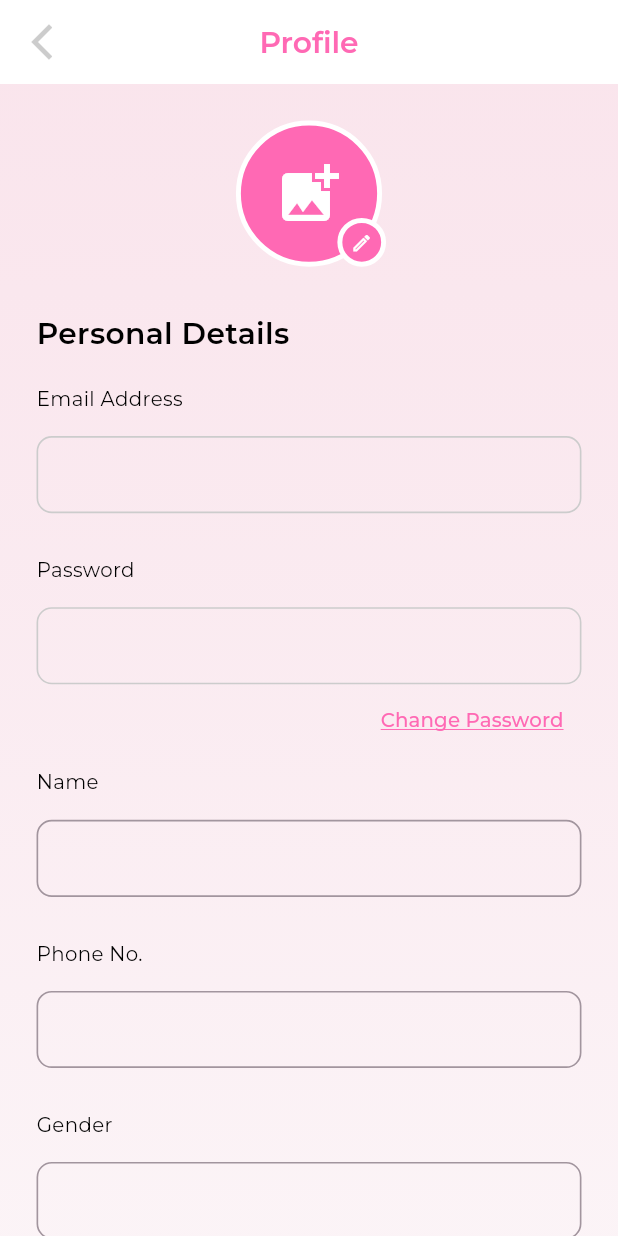
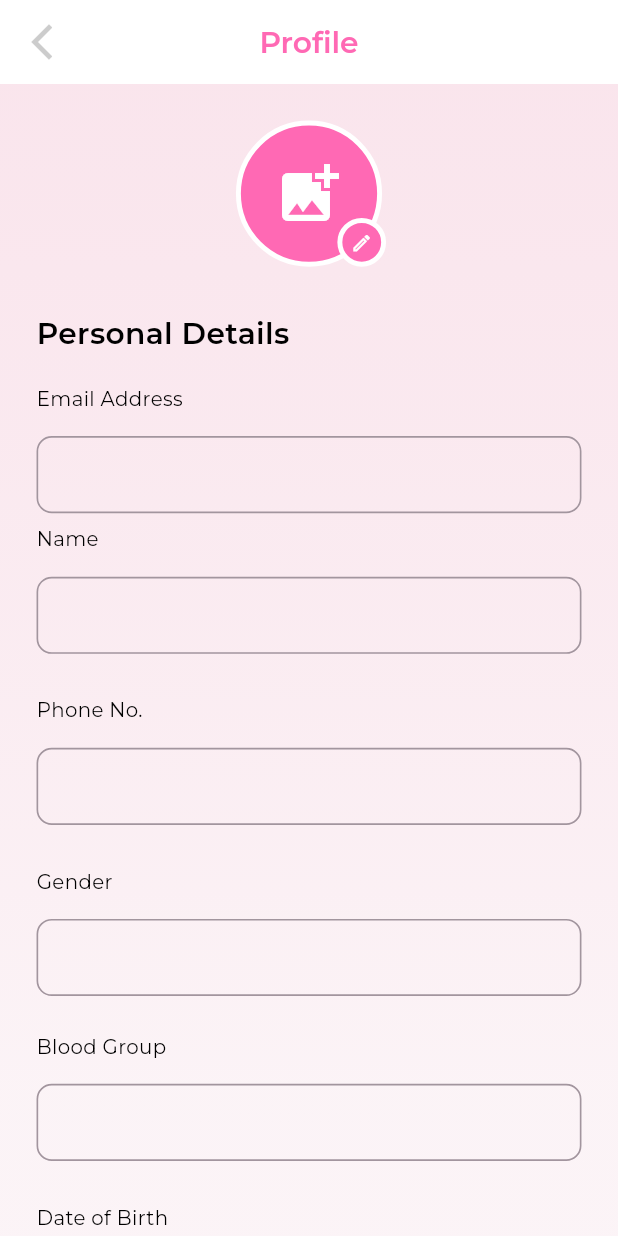
Before and after one commit to laibashaheeen/pink-ribbon-app, a Flutter app: the BankPage screen opened directly with empty values, after a tap on the "account circle" icon, on a phone screen of 412 x 824 dp. Run offline on Flutter 3.47's test engine with Material 3 defaults, Android fonts, the phone set to English and light mode, and no system bars; our stand-ins replace cached_network_image, carousel_slider, dots_indicator, flutter_native_splash, flutter_screenutil, flutter_svg and 6 more; missing offline and left inert: flutter_faq; accounts and stored records are empty; network calls fail; project files that could hold a hidden picture were left out.

Commit message:
profile+ bank page optimized

```diff
--- a/lib/views/PaymentMethod/bank_page.dart
+++ b/lib/views/PaymentMethod/bank_page.dart
@@ -1,5 +1,4 @@
 import 'package:flutter/material.dart';
-import 'package:flutter/services.dart';
 import 'package:flutter_screenutil/flutter_screenutil.dart';
 import 'package:image_picker/image_picker.dart';
 import 'package:pink_ribbon/data/app_colors.dart';
@@ -24,7 +23,8 @@ class _BankPageState extends State<BankPage> {
   final TextEditingController _donationAmountController = TextEditingController();
   final TextEditingController _accountController = TextEditingController();
   final TextEditingController _nameController = TextEditingController();
-  String? _enteredAmount;
+  final _formKey = GlobalKey<FormState>();
+
   XFile? _imageFile;
 
   Future<void> _pickImage() async {
@@ -152,8 +152,7 @@ class _BankPageState extends State<BankPage> {
             ),
           ),
           child: Column(
-            // mainAxisAlignment: MainAxisAlignment.center,
-            // crossAxisAlignment: CrossAxisAlignment.start,
+
             children: <Widget>[
               Center(
                 child: Text(widget.bankname,
@@ -187,6 +186,10 @@ class _BankPageState extends State<BankPage> {
               SizedBox(
                 height: 16.h,
               ),
+              Form(
+                key: _formKey,
+                child: Column(
+                  children: [
                     DonationTextField('Enter donation amount (Rs.)', TextInputType.number, _donationAmountController),
                     SizedBox(
                   height: 16.h,
@@ -196,6 +199,11 @@ class _BankPageState extends State<BankPage> {
                   height: 16.h,
                 ),
                 DonationTextField("Enter your name as per banking app", TextInputType.name, _nameController),
+                  ],
+                ),
+              ),
+
+
                 SizedBox(height: 16.h),
               InkWell(
                 onTap: _pickImage,
@@ -250,16 +258,12 @@ class _BankPageState extends State<BankPage> {
     );
   }
 
-  TextField DonationTextField(String HintText, TextInputType keyboardType, TextEditingController controller) {
+  TextField DonationTextField(String HintText, TextInputType KeyboardType, TextEditingController controller) {
 
 
     return TextField(
                 controller: controller,
-                onChanged: (value) {
-                  setState(() {
-                    _enteredAmount = value;
-                  });
-                },
+
                 decoration: InputDecoration(
                   contentPadding: EdgeInsets.only(left: 25.w),
                   filled: true,
@@ -276,10 +280,8 @@ class _BankPageState extends State<BankPage> {
                       borderSide: BorderSide.none),
                   disabledBorder: const OutlineInputBorder(),
                 ),
-                keyboardType: keyboardType,
-                inputFormatters: <TextInputFormatter>[
-                  FilteringTextInputFormatter.allow(RegExp(r'[0-9]')),
-                ],
+                keyboardType: KeyboardType,
+
               );
   }
 }
--- a/lib/views/profilePage/components/custom_text_field.dart
+++ b/lib/views/profilePage/components/custom_text_field.dart
@@ -6,11 +6,11 @@ import 'package:pink_ribbon/data/typography.dart';
 
 class ProfileTextField extends StatefulWidget {
   final String label;
-  // final bool isDropdown;
+  final TextInputType type;
   const ProfileTextField({
     super.key,
-    // this.isDropdown = false,
-    required this.label,
+
+    required this.label, required this.type,
   });
 
   @override
@@ -33,7 +33,7 @@ class _ProfileTextFieldState extends State<ProfileTextField> {
           height: 15.h,
         ),
         TextField(
-          keyboardType: TextInputType.name,
+          keyboardType: widget.type,
           decoration: InputDecoration(
             contentPadding: EdgeInsets.all(14.h),
             enabledBorder: OutlineInputBorder(
@@ -49,13 +49,7 @@ class _ProfileTextFieldState extends State<ProfileTextField> {
               borderSide: BorderSide(color: AppColors.kPrimary, width: 1.0.w),
             ),
 
-            // suffixIcon: widget.isDropdown
-            //     ? IconButton(
-            //         onPressed: () {},
-            //         icon:  Icon(Icons.keyboard_arrow_down, color: AppColors.kGrey)
 
-            //       )
-            //     : null
           ),
            style: AppTypography.kSemiBold14.copyWith(color: AppColors.kBlack),
         ),
--- a/lib/views/profilePage/components/custom_text_form_field.dart
+++ /dev/null
@@ -1,75 +0,0 @@
-import 'package:flutter/material.dart';
-import 'package:flutter_screenutil/flutter_screenutil.dart';
-import 'package:pink_ribbon/data/app_colors.dart';
-import 'package:pink_ribbon/data/typography.dart';
-import 'package:pink_ribbon/views/Auth/Components/Validation.dart';
-
-
-class ProfileTextFormField extends StatefulWidget {
-  final TextEditingController controller;
-  final bool isPassword;
-  final String label;
-  const ProfileTextFormField({
-    super.key,
-    required this.controller,
-    this.isPassword = false,
-    required this.label,
-  });
-
-  @override
-  State<ProfileTextFormField> createState() => _ProfileTextFormFieldState();
-}
-
-class _ProfileTextFormFieldState extends State<ProfileTextFormField> {
-  bool isObscure = true;
-
-  @override
-  Widget build(BuildContext context) {
-    return Column(
-      crossAxisAlignment: CrossAxisAlignment.start,
-      children: [
-        Text(
-          widget.label,
-          style: AppTypography.kExtraLight12.copyWith(color: AppColors.kBlack),
-        ),
-        SizedBox(
-          height: 15.h,
-        ),
-        TextFormField(
-          controller: widget.controller,
-          obscureText: widget.isPassword ? isObscure : false,
-          validator: (value) {
-            if (widget.isPassword) {
-              return CustomValidator.validatePassword(value);
-            } else {
-              return CustomValidator.validateUsername(value);
-            }
-          },
-          keyboardType: TextInputType.name,
-          decoration: InputDecoration(
-            errorStyle: AppTypography.kLight12.copyWith(color: AppColors.kPrimary),
-            contentPadding: EdgeInsets.all(14.h),
-            enabledBorder: OutlineInputBorder(
-              borderRadius: BorderRadius.circular(10.0.r),
-              borderSide: BorderSide(color: AppColors.kAppBarGrey, width: 1.0.w),
-            ),
-            focusedBorder: OutlineInputBorder(
-              borderRadius: BorderRadius.circular(10.0.r),
-              borderSide: BorderSide(color: AppColors.kAppBarGrey, width: 1.0.w),
-            ),
-            errorBorder: OutlineInputBorder(
-              borderRadius: BorderRadius.circular(10.0.r),
-              borderSide: BorderSide(color: AppColors.kPrimary, width: 1.0.w),
-            ),
-            focusedErrorBorder: OutlineInputBorder(
-              borderRadius: BorderRadius.circular(10.0.r),
-              borderSide: BorderSide(color: AppColors.kPrimary, width: 1.0.w),
-            ),
-          ),
-          style: AppTypography.kLight14.copyWith(color: AppColors.kBlack),
-
-        ),
-      ],
-    );
-  }
-}
--- a/lib/views/profilePage/profile_view.dart
+++ b/lib/views/profilePage/profile_view.dart
@@ -5,9 +5,7 @@ import 'package:flutter_screenutil/flutter_screenutil.dart';
 import 'package:image_picker/image_picker.dart';
 import 'package:pink_ribbon/data/app_colors.dart';
 import 'package:pink_ribbon/data/typography.dart';
-import 'package:pink_ribbon/views/Auth/ForgotPassword/Forgotpass.dart';
 import 'package:pink_ribbon/views/profilePage/components/custom_text_field.dart';
-import 'package:pink_ribbon/views/profilePage/components/custom_text_form_field.dart';
 
 class ProfilePage extends StatefulWidget {
   const ProfilePage({super.key});
@@ -18,7 +16,6 @@ class ProfilePage extends StatefulWidget {
 
 class _ProfilePageState extends State<ProfilePage> {
   final _emailController = TextEditingController();
-  final _passwordController = TextEditingController();
    final _heightController = TextEditingController(); // Controller for height
   final _weightController = TextEditingController(); // Controller for weight
   final _formKey = GlobalKey<FormState>();
@@ -169,49 +166,26 @@ void _calculateBMI() {
                 key: _formKey,
                 child: Column(
                   children: [
-                    ProfileTextFormField(
-                      controller: _emailController,
+                    const ProfileTextField(
                       label: 'Email Address',
+                      type: TextInputType.emailAddress
                     ),
-                    SizedBox(height: 28.h),
-                    ProfileTextFormField(
-                      isPassword: true,
-                      controller: _passwordController,
-                      label: 'Password',
-                    ),
-                    Align(
-                      alignment: Alignment.topRight,
-                      child: TextButton(
-                        onPressed: () {
-                          Navigator.push(
-                            context,
-                            MaterialPageRoute(
-                              builder: (context) => const ForgotPass(),
-                            ),
-                          );
-                        },
-                        child: Text(
-                          'Change Password',
-                          style: AppTypography.kLight12.copyWith(
-                            color: AppColors.kPrimary,
-                            decoration: TextDecoration.underline,
-                            decorationColor: AppColors.kPrimary
-                          ),
-                        ),
-                      ),
-                    ),
+
 
                     SizedBox(height: 8.h),
                     const ProfileTextField(
                       label: 'Name',
+                      type: TextInputType.name
                     ),
                     SizedBox(height: 28.h),
                     const ProfileTextField(
                       label: 'Phone No.',
+                      type: TextInputType.phone
                     ),
                     SizedBox(height: 28.h),
                     const ProfileTextField(
                       label: 'Gender',
+                      type: TextInputType.name
                     ),
                     SizedBox(height: 24.h),
 
@@ -219,10 +193,12 @@ void _calculateBMI() {
 
                     const ProfileTextField(
                       label: 'Blood Group',
+                      type: TextInputType.name
                     ),
                     SizedBox(height: 28.h),
                     const ProfileTextField(
                       label: 'Date of Birth',
+                      type: TextInputType.name
                     ),
                     SizedBox(height: 34.h),
                     InkWell(
@@ -254,16 +230,18 @@ void _calculateBMI() {
                       color: AppColors.kAppBarGrey,
                     ),
                     SizedBox(height: 24.h),
-                    ProfileTextFormField(
-                controller: _heightController,
+                    const ProfileTextField(
+                // controller: _heightController,
                 label: 'Height (ft)',
+                type: TextInputType.number
               ),
               SizedBox(height: 24.h),
 
               // Text field for weight
-              ProfileTextFormField(
-                controller: _weightController,
+              const ProfileTextField(
+                // controller: _weightController,
                 label: 'Weight (kg)',
+                type: TextInputType.number
               ),
               SizedBox(height: 28.h),
 
```
Lines whose indentation alone changed are shown as unchanged.
